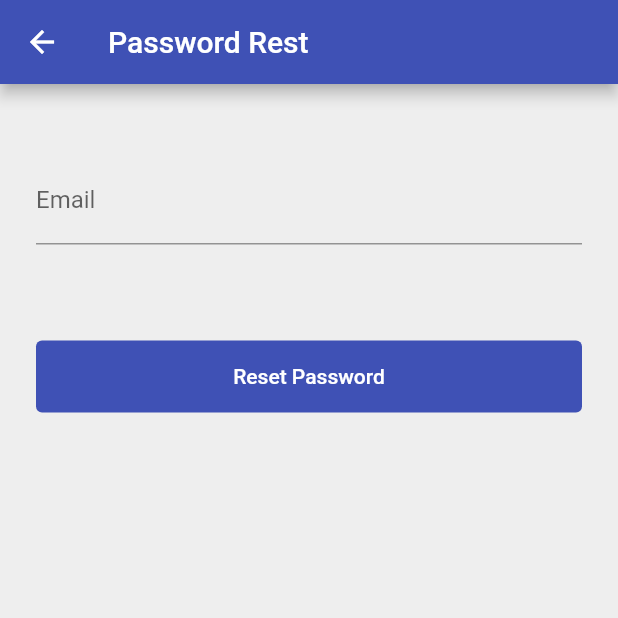
After one commit to Oga-Emma/class_app, a Flutter app: the PasswordResetScreen screen opened by its route, on a phone screen of 412 x 824 dp, the top half of it. The commit adds this screen. Run offline on Flutter 3.47's test engine with Material 2 defaults, Android fonts, the phone set to English and light mode, and no system bars; our stand-ins replace cached_network_image, cloud_firestore, datetime_picker_formfield, firebase_auth, firebase_storage, flutter_spinkit and 7 more; missing offline and left inert: date_utils, flutter_clean_calendar; accounts and stored records are empty.

Commit message:
added change password link

```diff
--- a/lib/main.dart
+++ b/lib/main.dart
@@ -1,4 +1,5 @@
 import 'package:class_app/state/app_state_provider.dart';
+import 'package:class_app/state/preference_state_provider.dart';
 import 'package:class_app/ui/dashboard/dashboard.dart';
 import 'package:class_app/ui/home_screen.dart';
 import 'package:class_app/ui/router/routes.dart';
@@ -36,6 +37,9 @@ class MyApp extends StatelessWidget {
         ChangeNotifierProvider<AppStateProvider>(
           create: (context) => AppStateProvider(),
         ),
+        ChangeNotifierProvider<PreferenceStateProvider>(
+          create: (context) => PreferenceStateProvider(),
+        ),
       ],
     );
   }
--- /dev/null
+++ b/lib/model/preference_dto.dart
@@ -0,0 +1,3 @@
+class PreferenceDTO{
+  bool notifyOnUpcomingEvent = true;
+}
--- /dev/null
+++ b/lib/state/preference_state_provider.dart
@@ -0,0 +1,23 @@
+import 'dart:async';
+import 'dart:math';
+
+import 'package:class_app/model/app_info_dto.dart';
+import 'package:class_app/model/department_dto.dart';
+import 'package:class_app/model/preference_dto.dart';
+import 'package:class_app/model/school_dto.dart';
+import 'package:class_app/model/user_dto.dart';
+import 'package:class_app/service/local_storage.dart';
+import 'package:firebase_auth/firebase_auth.dart';
+import 'package:flutter/material.dart';
+import 'package:google_sign_in/google_sign_in.dart';
+
+class PreferenceStateProvider extends ChangeNotifier {
+  PreferenceDTO _pref;
+
+  set appInfo(PreferenceDTO pref) {
+    _pref = pref;
+
+//    localStorage.saveAppInfo(appInfo);
+//    notifyListeners();
+  }
+}
--- a/lib/ui/auth/base_auth.dart
+++ b/lib/ui/auth/base_auth.dart
@@ -46,4 +46,10 @@ class BaseAuth {
     print("signed in " + user.displayName);
     return user;
   }
+
+  Future<FirebaseUser> resetPassword(String email) async {
+    await _auth.sendPasswordResetEmail(
+      email: email,
+    );
+  }
 }
--- /dev/null
+++ b/lib/ui/auth/password_reset_screen.dart
@@ -0,0 +1,113 @@
+import 'package:class_app/state/app_state_provider.dart';
+import 'package:class_app/ui/auth/base_auth.dart';
+import 'package:class_app/ui/helper_widgets/ca_button.dart';
+import 'package:class_app/ui/helper_widgets/empty_space.dart';
+import 'package:class_app/ui/router/router.dart';
+import 'package:class_app/ui/router/routes.dart';
+import 'package:class_app/ui/utils/color_utils.dart';
+import 'package:class_app/ui/utils/error_handler.dart';
+import 'package:class_app/ui/utils/helper_widgets.dart';
+import 'package:class_app/ui/utils/ui_snackbar.dart';
+import 'package:class_app/ui/utils/validators.dart';
+import 'package:flutter/material.dart';
+import 'package:provider/provider.dart';
+
+class PasswordResetScreen extends StatefulWidget with BaseAuth {
+  @override
+  _PasswordResetScreenState createState() => _PasswordResetScreenState();
+}
+
+class _PasswordResetScreenState extends State<PasswordResetScreen>
+    with BaseAuth, UISnackBarProvider, ErrorHandler {
+  var _formKey = GlobalKey<FormState>();
+  var _scaffoldKey = GlobalKey<ScaffoldState>();
+
+  @override
+  GlobalKey<ScaffoldState> get scaffoldKey => _scaffoldKey;
+
+  String email;
+  String password;
+  var passwordController = TextEditingController();
+
+  @override
+  void dispose() {
+    passwordController.dispose();
+    super.dispose();
+  }
+
+  AppStateProvider appState;
+  @override
+  Widget build(BuildContext context) {
+    appState = Provider.of<AppStateProvider>(context);
+    return Scaffold(
+        key: _scaffoldKey,
+        backgroundColor: Colors.grey[200],
+        appBar: AppBar(
+          title: Text('Password Rest'),
+        ),
+        body: SingleChildScrollView(
+          child: Form(
+            key: _formKey,
+            child: Padding(
+              padding: const EdgeInsets.all(24.0),
+              child: Column(
+                crossAxisAlignment: CrossAxisAlignment.start,
+                children: <Widget>[
+                  EmptySpace(multiple: 3),
+                  TextFormField(
+                      keyboardType: TextInputType.emailAddress,
+                      onSaved: (value) {
+                        email = value;
+                      },
+                      validator: Validators.validateEmail(),
+                      decoration: InputDecoration(labelText: "Email")),
+                  EmptySpace(multiple: 3),
+                  EmptySpace(multiple: 5),
+                  CAButton(title: "Reset Password", onPressed: reset),
+                  EmptySpace(multiple: 2),
+                ],
+              ),
+            ),
+          ),
+        ));
+  }
+
+  reset() async {
+    if (_formKey.currentState.validate()) {
+      _formKey.currentState.save();
+
+      showLoadingSnackBar();
+
+      try {
+        await resetPassword(email.trim());
+        closeLoadingSnackBar();
+        showDialog(
+            context: context,
+            builder: (context) => AlertDialog(
+                  content: Column(
+                    mainAxisSize: MainAxisSize.min,
+                    children: <Widget>[
+                      Text('Request successful',
+                          style: Theme.of(context).textTheme.title),
+                      emptySpace(),
+                      Text(
+                          'A password reset mail has been sent to your email, please check your mail box to complete your password reset',
+                          textAlign: TextAlign.center),
+                      emptySpace(),
+                      Divider(),
+                      CAButton(
+                          title: 'Return to Home',
+                          onPressed: () => Router.gotoNamed(
+                              Routes.HOME, context,
+                              clearStack: true))
+                    ],
+                  ),
+                ));
+      } catch (err) {
+        print(err);
+
+        showInSnackBar(getErrorMessage(err));
+      }
+    }
+  }
+}
--- a/lib/ui/router/routes.dart
+++ b/lib/ui/router/routes.dart
@@ -1,9 +1,12 @@
 import 'package:class_app/ui/admin/admin_screen.dart';
 import 'package:class_app/ui/auth/login_screen.dart';
+import 'package:class_app/ui/auth/password_reset_screen.dart';
 import 'package:class_app/ui/auth/signup_screen.dart';
 import 'package:class_app/ui/home_screen.dart';
+import 'package:class_app/ui/notification/notification_screen.dart';
 import 'package:class_app/ui/profile/profile_setup_page.dart';
 import 'package:class_app/ui/settings/initial_settings_screen.dart';
+import 'package:class_app/ui/settings/settings_creen.dart';
 import 'package:class_app/ui/splash/fetch_data.dart';
 import 'package:class_app/ui/splash/splash_screen.dart';
 import 'package:flutter/widgets.dart';
@@ -27,6 +30,7 @@ class Routes {
 
   static const String MY_REAL_ESTATE = "/my_real_estates";
   static const String SETTINGS = "/settings";
+  static const String PASSWORD_RESET = "/password_reset";
 
   static Map<String, Widget Function(BuildContext context)> get getRoutes => {
         SPLASH: (BuildContext context) => SplashScreen(),
@@ -37,5 +41,8 @@ class Routes {
         FETCH_DATA: (BuildContext context) => FetchDataScreen(),
         EDIT_PROFILE: (BuildContext context) => ProfileSetupPage(),
         ADMIN: (BuildContext context) => AdminScreen(),
+        SETTINGS: (BuildContext context) => SettingsScreen(),
+        NOTIFICATION: (BuildContext context) => NotificationScreen(),
+        PASSWORD_RESET: (BuildContext context) => PasswordResetScreen(),
       };
 }
```
Also changed, not shown: lib/service/local_storage.dart (+11 -0 lines), lib/ui/notification/notification_screen.dart (added, +33 -0 lines), lib/ui/profile/profile_page.dart (+31 -3 lines), lib/ui/settings/settings_creen.dart (added, +35 -0 lines), assets/svg/no_notification.svg (added).
